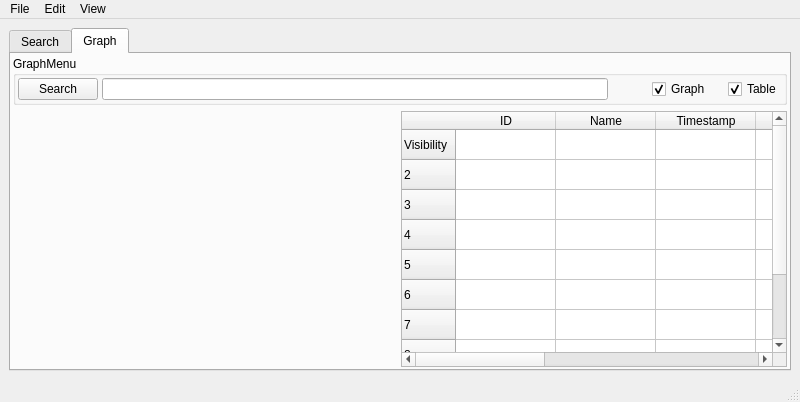
CS4311-spring-2020/pick-tool-team15-spicegirls, file ui/MainWindow.ui: the form before one commit.
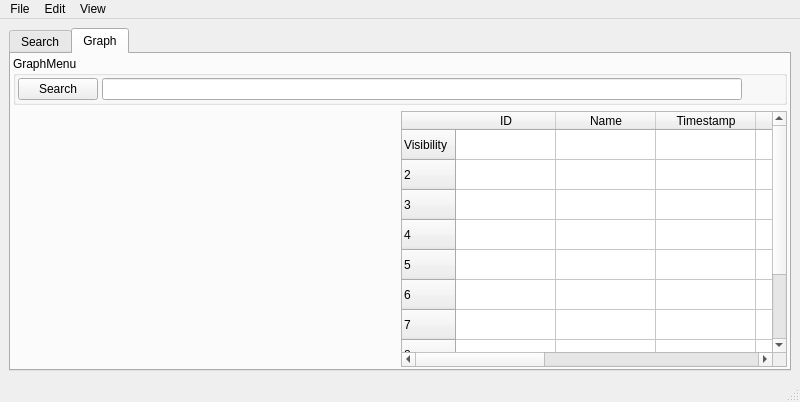
The form after the commit. The open tabs and pages were chosen to show the change.

Commit message: update main window

The edit to the form file:
```diff
--- a/ui/MainWindow.ui
+++ b/ui/MainWindow.ui
@@ -181,7 +181,7 @@
           <property name="title">
            <string>GraphMenu</string>
           </property>
-          <layout class="QGridLayout" name="gridLayout_2" columnstretch="1,0,0,0,0,0">
+          <layout class="QGridLayout" name="gridLayout_2" columnstretch="1,0,0,0">
            <property name="leftMargin">
             <number>2</number>
            </property>
@@ -200,6 +200,16 @@
            <property name="verticalSpacing">
             <number>2</number>
            </property>
+           <item row="0" column="1" colspan="2">
+            <widget class="QLineEdit" name="graphLineEdit">
+             <property name="sizePolicy">
+              <sizepolicy hsizetype="Ignored" vsizetype="Fixed">
+               <horstretch>9</horstretch>
+               <verstretch>0</verstretch>
+              </sizepolicy>
+             </property>
+            </widget>
+           </item>
            <item row="0" column="3">
             <spacer name="horizontalSpacer_3">
              <property name="orientation">
@@ -216,16 +226,6 @@
              </property>
             </spacer>
            </item>
-           <item row="0" column="1" colspan="2">
-            <widget class="QLineEdit" name="graphLineEdit">
-             <property name="sizePolicy">
-              <sizepolicy hsizetype="Ignored" vsizetype="Fixed">
-               <horstretch>9</horstretch>
-               <verstretch>0</verstretch>
-              </sizepolicy>
-             </property>
-            </widget>
-           </item>
            <item row="0" column="0">
             <widget class="QPushButton" name="graphSearchButton_2">
              <property name="sizePolicy">
@@ -239,26 +239,6 @@
              </property>
             </widget>
            </item>
-           <item row="0" column="5">
-            <widget class="QCheckBox" name="checkBox_2">
-             <property name="text">
-              <string>Table</string>
-             </property>
-             <property name="checked">
-              <bool>true</bool>
-             </property>
-            </widget>
-           </item>
-           <item row="0" column="4">
-            <widget class="QCheckBox" name="checkBox">
-             <property name="text">
-              <string>Graph    </string>
-             </property>
-             <property name="checked">
-              <bool>true</bool>
-             </property>
-            </widget>
-           </item>
           </layout>
          </widget>
         </item>
```
Left out of the diff: 9 changed lines with no effect on the pictures. The commit also changes 3 other files.
